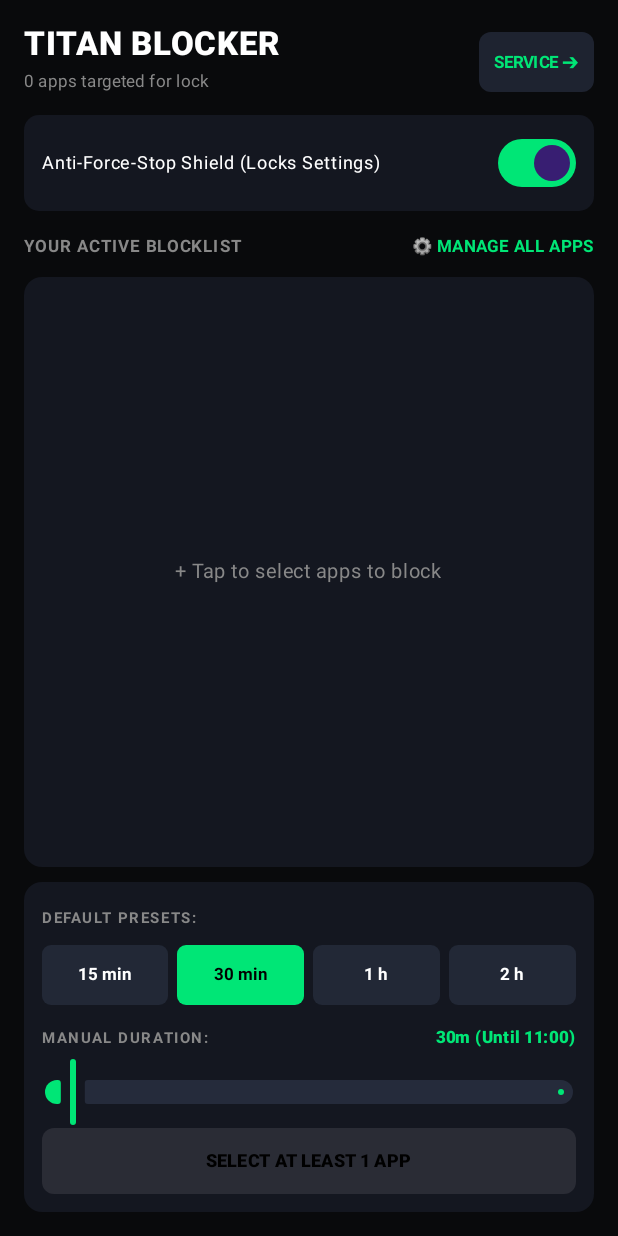
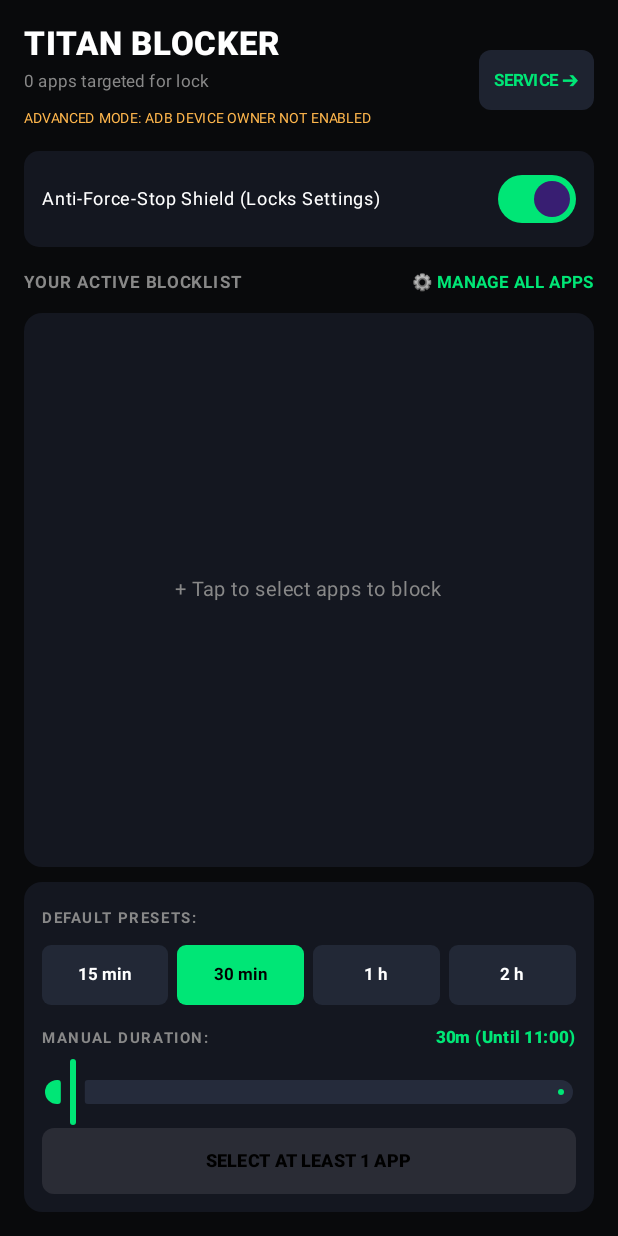
Before and after one commit to Mim797/TitanBlock, an Android app built with Jetpack Compose: the screen it shows after launch (MainActivity), on a phone screen of 412 x 824 dp. Run offline under Robolectric (Android 15) with nearby library versions, the phone set to English and light mode, and no system bars.

Commit message:
Show Device Owner protection status in app

```diff
--- a/app/src/main/java/com/titan/blocker/MainActivity.kt
+++ b/app/src/main/java/com/titan/blocker/MainActivity.kt
@@ -128,6 +128,12 @@ class MainActivity : ComponentActivity() {
                         Column {
                             Text("TITAN BLOCKER", fontWeight = FontWeight.Black, fontSize = 22.sp, color = Color.White)
                             Text("${selectedAppPackages.size} apps targeted for lock", fontSize = 11.sp, color = Color.Gray)
+                            Text(
+                                if (DeviceOwnerProtection.isDeviceOwner(context)) "SYSTEM-LEVEL PROTECTION ENABLED"
+                                else "ADVANCED MODE: ADB DEVICE OWNER NOT ENABLED",
+                                fontSize = 9.sp,
+                                color = if (DeviceOwnerProtection.isDeviceOwner(context)) Color(0xFF00E676) else Color(0xFFFFB74D)
+                            )
                         }
                         Button(
                             onClick = { startActivity(Intent(Settings.ACTION_ACCESSIBILITY_SETTINGS)) },
```
